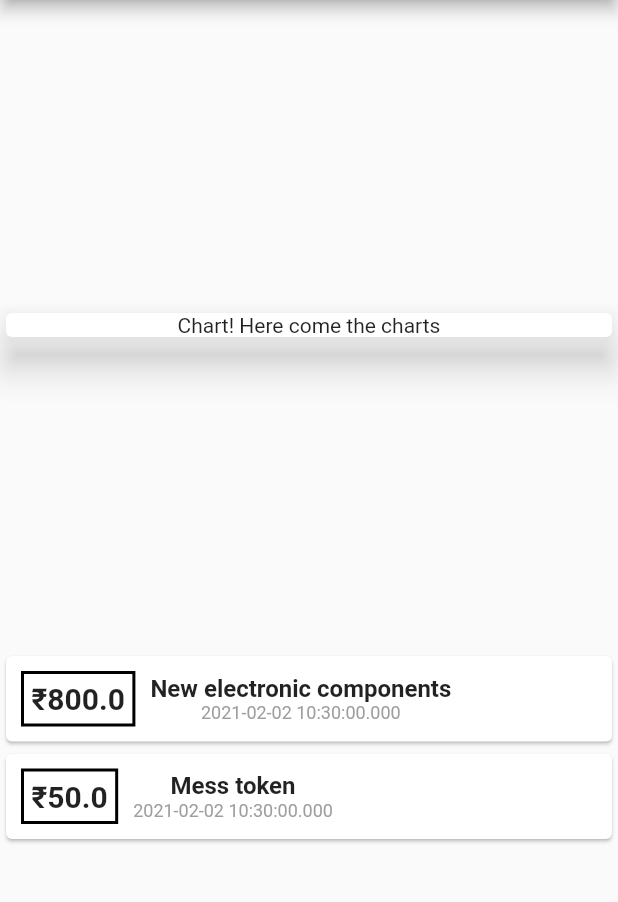
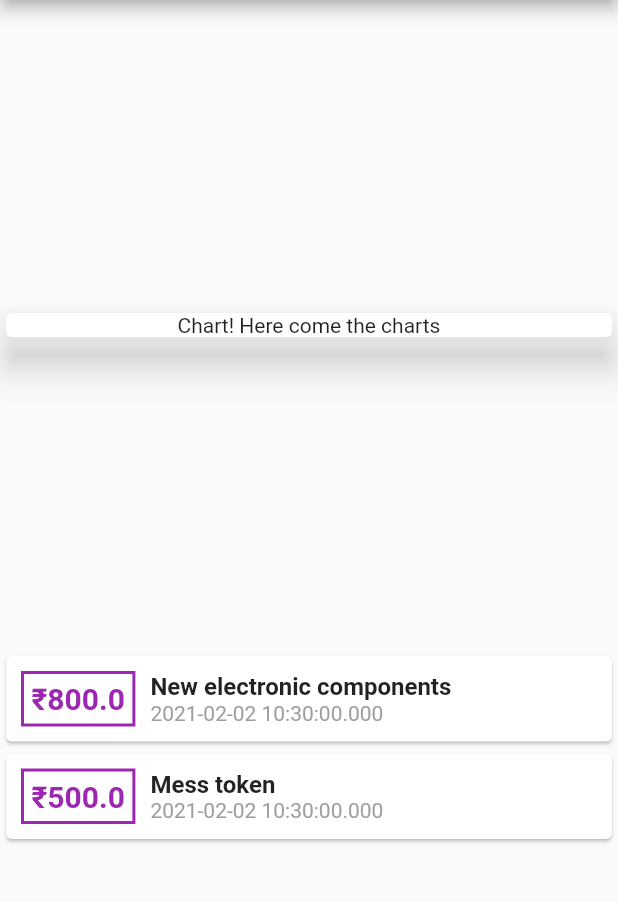
Before and after one commit to mr0a/Flutter_Expense_tracker, a Flutter app: the screen it shows after launch, on a phone screen of 412 x 824 dp, the part 84-986 px from its top. Run offline on Flutter 3.47's test engine with Material 2 defaults, Android fonts, the phone set to English and light mode, and no system bars.

Commit message:
More styling

```diff
--- a/lib/main.dart
+++ b/lib/main.dart
@@ -23,7 +23,7 @@ class MyHomePage extends StatelessWidget {
         amount: 800,
         date: DateTime.now()),
     Transaction(
-        id: 't2', title: 'Mess token', amount: 50, date: DateTime.now()),
+        id: 't2', title: 'Mess token', amount: 500, date: DateTime.now()),
   ];
 
   @override
@@ -56,16 +56,18 @@ class MyHomePage extends StatelessWidget {
                               style: TextStyle(
                                 fontWeight: FontWeight.bold,
                                 fontSize: 20,
+                                color: Colors.purple,
                               ),
                             ),
                             margin: EdgeInsets.symmetric(
                                 vertical: 10, horizontal: 10),
                             decoration: BoxDecoration(
                                 border:
-                                    Border.all(color: Colors.black, width: 2)),
+                                    Border.all(color: Colors.purple, width: 2)),
                             padding: EdgeInsets.all(5),
                           ),
                           Column(
+                            crossAxisAlignment: CrossAxisAlignment.start,
                             children: [
                               Text(
                                 tx.title,
@@ -74,8 +76,7 @@ class MyHomePage extends StatelessWidget {
                               ),
                               Text(
                                 tx.date.toString(),
-                                style:
-                                    TextStyle(fontSize: 12, color: Colors.grey),
+                                style: TextStyle(color: Colors.grey),
                               )
                             ],
                           )
```
Also changed, not shown: output.png.
